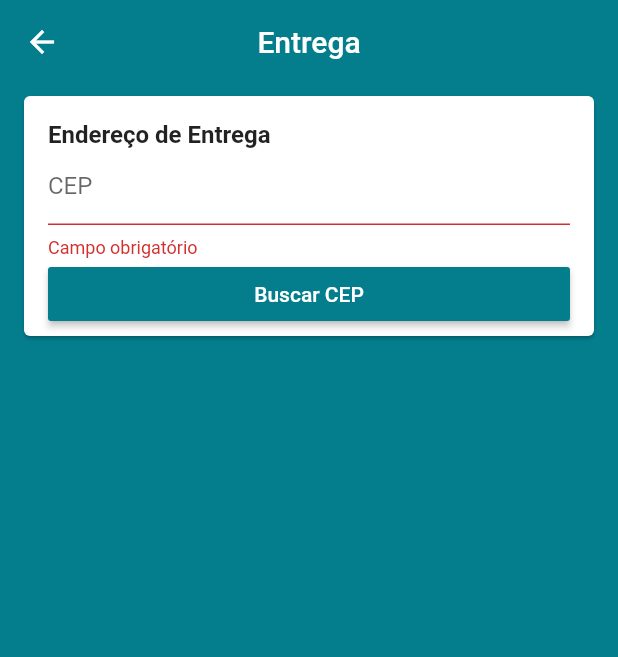
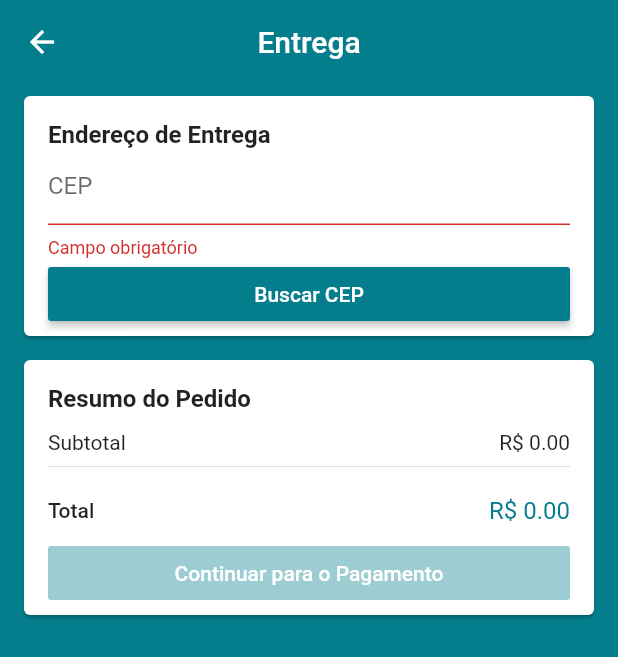
Before and after one commit to julionery/flutter-loja-virtual, a Flutter app: the AddressScreen screen opened by its route, after a tap on "Buscar CEP", on a phone screen of 412 x 824 dp. Shown: the top 657 px of the screen. Run offline on Flutter 3.47's test engine with Material 2 defaults, Android fonts, the phone set to English and light mode, and no system bars; our stand-ins replace brasil_fields, carousel_pro, cloud_firestore, dio, firebase_auth, firebase_storage and 4 more; missing offline and left inert: alphabet_list_scroll_view; accounts and stored records are empty.

Commit message:
finalizando frete por distância

```diff
--- a/lib/ui/common/custom_drawer/drawer_tile.dart
+++ b/lib/ui/common/custom_drawer/drawer_tile.dart
@@ -1,5 +1,5 @@
 import 'package:flutter/material.dart';
-import 'file:///D:/GitHub/flutter-loja-virtual/lib/models/managers/page_manager.dart';
+import 'package:lojavirtual/models/managers/page_manager.dart';
 import 'package:provider/provider.dart';
 
 class DrawerTile extends StatelessWidget {
--- a/lib/ui/common/price_card.dart
+++ b/lib/ui/common/price_card.dart
@@ -12,6 +12,8 @@ class PriceCard extends StatelessWidget {
   Widget build(BuildContext context) {
     final cartManager = context.watch<CartManager>();
     final productsPrice = cartManager.productsPrice;
+    final deliveryPrice = cartManager.deliveryPrice;
+    final totalPrice = cartManager.totalPrice;
 
     return Card(
       margin: const EdgeInsets.symmetric(horizontal: 16, vertical: 8),
@@ -35,6 +37,16 @@ class PriceCard extends StatelessWidget {
                 Text('R\$ ${productsPrice.toStringAsFixed(2)}'),
               ],
             ),
+            if (deliveryPrice != null) ...[
+              const Divider(),
+              Row(
+                mainAxisAlignment: MainAxisAlignment.spaceBetween,
+                children: [
+                  const Text('Entrega'),
+                  Text('R\$ ${deliveryPrice.toStringAsFixed(2)}'),
+                ],
+              ),
+            ],
             const Divider(),
             const SizedBox(
               height: 12,
@@ -47,7 +59,7 @@ class PriceCard extends StatelessWidget {
                   style: TextStyle(fontWeight: FontWeight.w500),
                 ),
                 Text(
-                  'R\$ ${productsPrice.toStringAsFixed(2)}',
+                  'R\$ ${totalPrice.toStringAsFixed(2)}',
                   style: TextStyle(
                       color: Theme.of(context).primaryColor, fontSize: 16),
                 ),
--- a/lib/ui/screens/address/address_screen.dart
+++ b/lib/ui/screens/address/address_screen.dart
@@ -1,5 +1,8 @@
 import 'package:flutter/material.dart';
+import 'package:lojavirtual/ui/common/price_card.dart';
+import 'package:lojavirtual/models/managers/cart_manager.dart';
 import 'package:lojavirtual/ui/screens/address/components/address_card.dart';
+import 'package:provider/provider.dart';
 
 class AddressScreen extends StatelessWidget {
   @override
@@ -10,7 +13,17 @@ class AddressScreen extends StatelessWidget {
         centerTitle: true,
       ),
       body: ListView(
-        children: [AddressCard()],
+        children: [
+          AddressCard(),
+          Consumer<CartManager>(
+            builder: (_, cartManager, __) {
+              return PriceCard(
+                buttonText: 'Continuar para o Pagamento',
+                onPressed: cartManager.isAddressValid ? () {} : null,
+              );
+            },
+          )
+        ],
       ),
     );
   }
--- a/lib/ui/screens/address/components/address_card.dart
+++ b/lib/ui/screens/address/components/address_card.dart
@@ -25,7 +25,7 @@ class AddressCard extends StatelessWidget {
                     style: TextStyle(fontWeight: FontWeight.w600, fontSize: 16),
                   ),
                   CepInputField(address),
-                  AddressInputField(address)
+                  AddressInputField(address),
                 ],
               ),
             );
--- a/lib/ui/screens/address/components/address_input_field.dart
+++ b/lib/ui/screens/address/components/address_input_field.dart
@@ -1,6 +1,8 @@
 import 'package:flutter/material.dart';
 import 'package:flutter/services.dart';
 import 'package:lojavirtual/models/address.dart';
+import 'package:lojavirtual/models/managers/cart_manager.dart';
+import 'package:provider/provider.dart';
 
 class AddressInputField extends StatelessWidget {
   final Address address;
@@ -9,15 +11,18 @@ class AddressInputField extends StatelessWidget {
 
   @override
   Widget build(BuildContext context) {
+    final primaryColor = Theme.of(context).primaryColor;
+    final cartManager = context.watch<CartManager>();
+
     String emptyValidator(String text) =>
         text.isEmpty ? 'Campo obrigatório' : null;
 
-    final primaryColor = Theme.of(context).primaryColor;
-    if (address.zipCode != null) {
+    if (address.zipCode != null && cartManager.deliveryPrice == null) {
       return Column(
         crossAxisAlignment: CrossAxisAlignment.stretch,
         children: [
           TextFormField(
+            enabled: !cartManager.loading,
             initialValue: address.street,
             decoration: const InputDecoration(
                 isDense: true,
@@ -30,6 +35,7 @@ class AddressInputField extends StatelessWidget {
             children: [
               Expanded(
                 child: TextFormField(
+                  enabled: !cartManager.loading,
                   initialValue: address.number,
                   decoration: const InputDecoration(
                       isDense: true, labelText: 'Número', hintText: '123'),
@@ -44,6 +50,7 @@ class AddressInputField extends StatelessWidget {
               ),
               Expanded(
                 child: TextFormField(
+                  enabled: !cartManager.loading,
                   initialValue: address.complement,
                   decoration: const InputDecoration(
                       isDense: true,
@@ -55,6 +62,7 @@ class AddressInputField extends StatelessWidget {
             ],
           ),
           TextFormField(
+            enabled: !cartManager.loading,
             initialValue: address.district,
             decoration: const InputDecoration(
                 isDense: true, labelText: 'Bairro', hintText: 'Centro'),
@@ -107,14 +115,39 @@ class AddressInputField extends StatelessWidget {
           const SizedBox(
             height: 8,
           ),
+          if (cartManager.loading)
+            LinearProgressIndicator(
+              valueColor: AlwaysStoppedAnimation(primaryColor),
+              backgroundColor: Colors.transparent,
+            ),
           RaisedButton(
             color: primaryColor,
             disabledColor: primaryColor.withAlpha(100),
             textColor: Colors.white,
-            onPressed: () {},
+            onPressed: !cartManager.loading
+                ? () async {
+                    if (Form.of(context).validate()) {
+                      Form.of(context).save();
+                      try {
+                        await context.read<CartManager>().setAddress(address);
+                      } catch (e) {
+                        Scaffold.of(context).showSnackBar(SnackBar(
+                          content: Text('$e'),
+                          backgroundColor: Colors.red,
+                        ));
+                      }
+                    }
+                  }
+                : null,
             child: const Text('Calcular Frete'),
           )
         ],
+      );
+    } else if (address.zipCode != null) {
+      return Padding(
+        padding: const EdgeInsets.only(bottom: 16),
+        child: Text(
+            '${address.street}, ${address.number}\n${address.district}\n${address.city} - ${address.state}'),
       );
     } else {
       return Container();
--- a/lib/ui/screens/address/components/cep_input_field.dart
+++ b/lib/ui/screens/address/components/cep_input_field.dart
@@ -6,22 +6,29 @@ import 'package:lojavirtual/models/managers/cart_manager.dart';
 import 'package:lojavirtual/ui/common/custom_icon_button.dart';
 import 'package:provider/provider.dart';
 
-class CepInputField extends StatelessWidget {
+class CepInputField extends StatefulWidget {
   final Address address;
 
-  CepInputField(this.address);
+  const CepInputField(this.address);
 
+  @override
+  _CepInputFieldState createState() => _CepInputFieldState();
+}
+
+class _CepInputFieldState extends State<CepInputField> {
   final TextEditingController cepController = TextEditingController();
 
   @override
   Widget build(BuildContext context) {
+    final cartManager = context.watch<CartManager>();
     final primaryColor = Theme.of(context).primaryColor;
 
-    if (address.zipCode == null) {
+    if (widget.address.zipCode == null) {
       return Column(
         crossAxisAlignment: CrossAxisAlignment.stretch,
         children: [
           TextFormField(
+            enabled: !cartManager.loading,
             controller: cepController,
             decoration: const InputDecoration(
                 isDense: true, labelText: 'CEP', hintText: '12.345-678'),
@@ -37,12 +44,28 @@ class CepInputField extends StatelessWidget {
               return null;
             },
           ),
+          if (cartManager.loading)
+            LinearProgressIndicator(
+              valueColor: AlwaysStoppedAnimation(primaryColor),
+              backgroundColor: Colors.transparent,
+            ),
           RaisedButton(
-            onPressed: () {
-              if (Form.of(context).validate()) {
-                context.read<CartManager>().getAddress(cepController.text);
-              }
-            },
+            onPressed: !cartManager.loading
+                ? () async {
+                    if (Form.of(context).validate()) {
+                      try {
+                        await context
+                            .read<CartManager>()
+                            .getAddress(cepController.text);
+                      } catch (e) {
+                        Scaffold.of(context).showSnackBar(SnackBar(
+                          content: Text('$e'),
+                          backgroundColor: Colors.red,
+                        ));
+                      }
+                    }
+                  }
+                : null,
             textColor: Colors.white,
             color: primaryColor,
             disabledColor: primaryColor.withAlpha(100),
@@ -57,7 +80,7 @@ class CepInputField extends StatelessWidget {
           children: [
             Expanded(
               child: Text(
-                'CEP: ${address.zipCode}',
+                'CEP: ${widget.address.zipCode}',
                 style:
                     TextStyle(color: primaryColor, fontWeight: FontWeight.w600),
               ),
--- a/pubspec.yaml
+++ b/pubspec.yaml
@@ -42,6 +42,7 @@ dependencies:
   uuid: ^2.1.0
   dio: ^3.0.9
   brasil_fields: ^0.2.0
+  geolocator: ^5.3.2+2
 
 dev_dependencies:
   flutter_test:
```
Also changed, not shown: lib/models/address.dart (+26 -0 lines), lib/models/managers/cart_manager.dart (+71 -2 lines), lib/models/user.dart (+17 -1 lines), lib/ui/common/empty_card.dart (added, +38 -0 lines), lib/ui/common/login_card.dart (added, +46 -0 lines), lib/ui/screens/base/base_screen.dart (+7 -2 lines), lib/ui/screens/cart/cart_screen.dart (+13 -0 lines), lib/ui/screens/signup/signup_screen.dart (+12 -3 lines), pubspec.lock, 1 other file.
